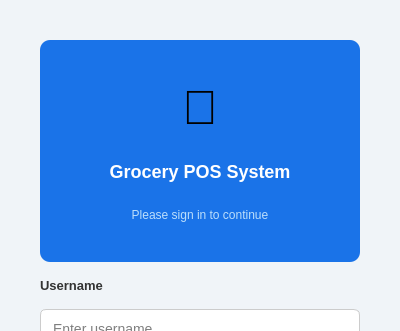
Qt form POS SYSTEM PYTHON/ui/login_dialog.ui (mekscsks/POSSyspypy) before a commit; both pictures show x 0 to 400 and y 0 to 331 of the 400 by 540 pixel window.
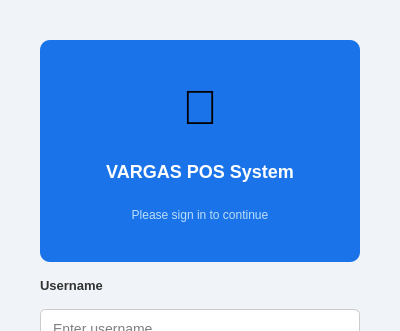
The same form after that commit.

```diff
--- a/POS SYSTEM PYTHON/ui/login_dialog.ui
+++ b/POS SYSTEM PYTHON/ui/login_dialog.ui
@@ -35,7 +35,7 @@
       </item>
       <item>
        <widget class="QLabel" name="lblAppName">
-        <property name="text"><string>Grocery POS System</string></property>
+        <property name="text"><string>VARGAS POS System</string></property>
         <property name="alignment"><set>Qt::AlignCenter</set></property>
         <property name="styleSheet"><string>color:white;font-size:18px;font-weight:bold;</string></property>
        </widget>
```
